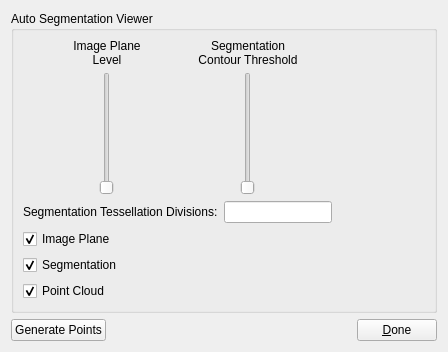
Above: mapclientplugins/autosegmentationstep/qt/autosegmentationwidget.ui from tsalemink/autosegmentationstep before the change. Below: the same form after it.
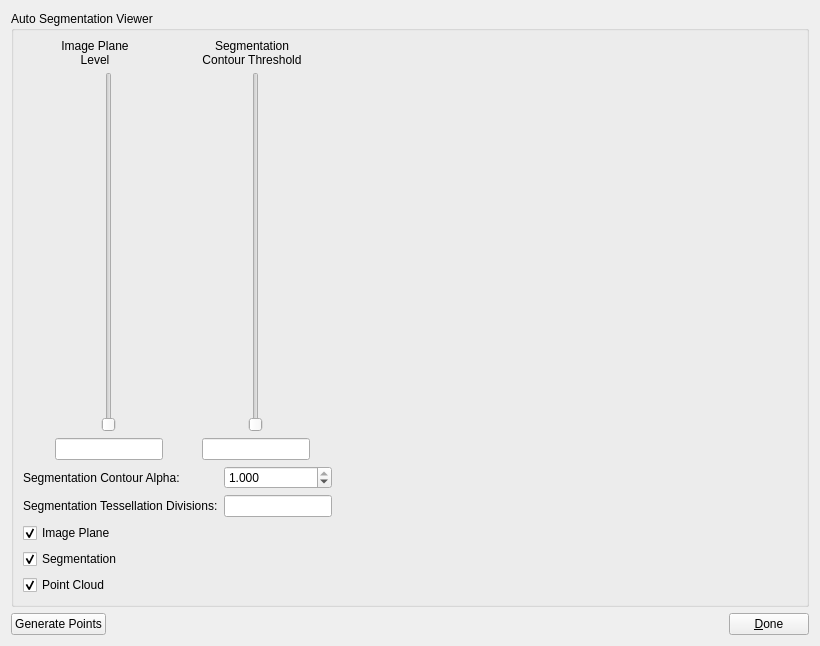
That is the form after the change. Custom widgets are drawn as their Qt base class.

What changed in the file:
```diff
--- a/mapclientplugins/autosegmentationstep/qt/autosegmentationwidget.ui
+++ b/mapclientplugins/autosegmentationstep/qt/autosegmentationwidget.ui
@@ -6,8 +6,8 @@
    <rect>
     <x>0</x>
     <y>0</y>
-    <width>448</width>
-    <height>352</height>
+    <width>820</width>
+    <height>646</height>
    </rect>
   </property>
   <property name="windowTitle">
@@ -25,18 +25,8 @@
      <property name="title">
       <string>Auto Segmentation Viewer</string>
      </property>
-     <layout class="QGridLayout" name="gridLayout">
-      <item row="0" column="2">
-       <widget class="ZincAutoSegmentationWidget" name="zincWidget" native="true">
-        <property name="sizePolicy">
-         <sizepolicy hsizetype="Expanding" vsizetype="Expanding">
-          <horstretch>1</horstretch>
-          <verstretch>1</verstretch>
-         </sizepolicy>
-        </property>
-       </widget>
-      </item>
-      <item row="0" column="0">
+     <layout class="QHBoxLayout" name="horizontalLayout_3">
+      <item>
        <layout class="QVBoxLayout" name="verticalLayout_3">
         <item>
          <layout class="QHBoxLayout" name="horizontalLayout_2">
@@ -54,7 +44,7 @@
            </spacer>
           </item>
           <item>
-           <layout class="QVBoxLayout" name="verticalLayout_5" stretch="0,0">
+           <layout class="QVBoxLayout" name="verticalLayout_5" stretch="0,0,0">
             <property name="spacing">
              <number>6</number>
             </property>
@@ -108,6 +98,9 @@
               </property>
              </widget>
             </item>
+            <item>
+             <widget class="QLineEdit" name="isoValueLineEdit"/>
+            </item>
            </layout>
           </item>
           <item>
@@ -166,6 +159,9 @@
               </property>
              </widget>
             </item>
+            <item>
+             <widget class="QLineEdit" name="segmentationValueLineEdit"/>
+            </item>
            </layout>
           </item>
           <item>
@@ -184,21 +180,44 @@
          </layout>
         </item>
         <item>
-         <layout class="QHBoxLayout" name="horizontalLayout_3">
-          <item>
+         <layout class="QGridLayout" name="gridLayout">
+          <item row="0" column="0">
            <widget class="QLabel" name="label_3">
             <property name="text">
+             <string>Segmentation Contour Alpha:</string>
+            </property>
+           </widget>
+          </item>
+          <item row="1" column="0" colspan="2">
+           <widget class="QLabel" name="label_4">
+            <property name="text">
              <string>Segmentation Tessellation Divisions:</string>
             </property>
            </widget>
           </item>
-          <item>
-           <widget class="QLineEdit" name="lineEditTessellationDivisions">
+          <item row="1" column="2">
+           <widget class="QLineEdit" name="tessellationDivisionsLineEdit">
             <property name="text">
              <string/>
             </property>
            </widget>
           </item>
+          <item row="0" column="2">
+           <widget class="QDoubleSpinBox" name="segmentationAlphaDoubleSpinBox">
+            <property name="decimals">
+             <number>3</number>
+            </property>
+            <property name="maximum">
+             <double>1.000000000000000</double>
+            </property>
+            <property name="singleStep">
+             <double>0.010000000000000</double>
+            </property>
+            <property name="value">
+             <double>1.000000000000000</double>
+            </property>
+           </widget>
+          </item>
          </layout>
         </item>
         <item>
@@ -237,7 +256,7 @@
         </item>
        </layout>
       </item>
-      <item row="0" column="1">
+      <item>
        <spacer name="horizontalSpacer_4">
         <property name="orientation">
          <enum>Qt::Horizontal</enum>
@@ -250,6 +269,16 @@
         </property>
        </spacer>
       </item>
+      <item>
+       <widget class="ZincAutoSegmentationWidget" name="zincWidget" native="true">
+        <property name="sizePolicy">
+         <sizepolicy hsizetype="Expanding" vsizetype="Expanding">
+          <horstretch>1</horstretch>
+          <verstretch>1</verstretch>
+         </sizepolicy>
+        </property>
+       </widget>
+      </item>
      </layout>
     </widget>
    </item>
```
